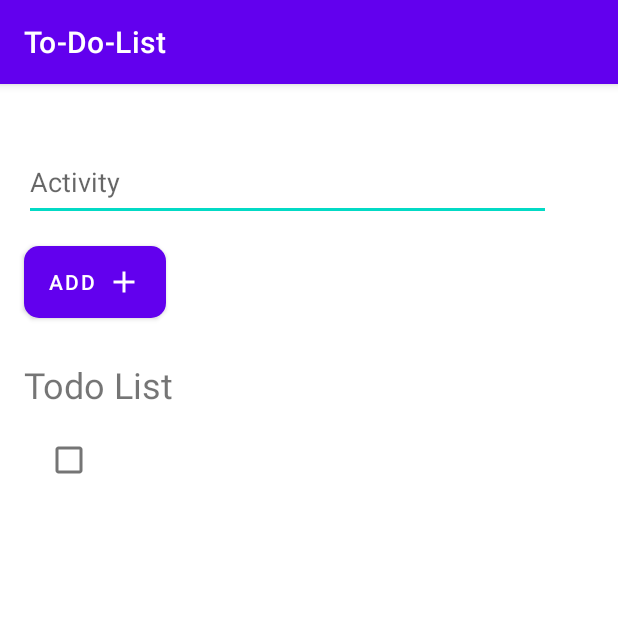
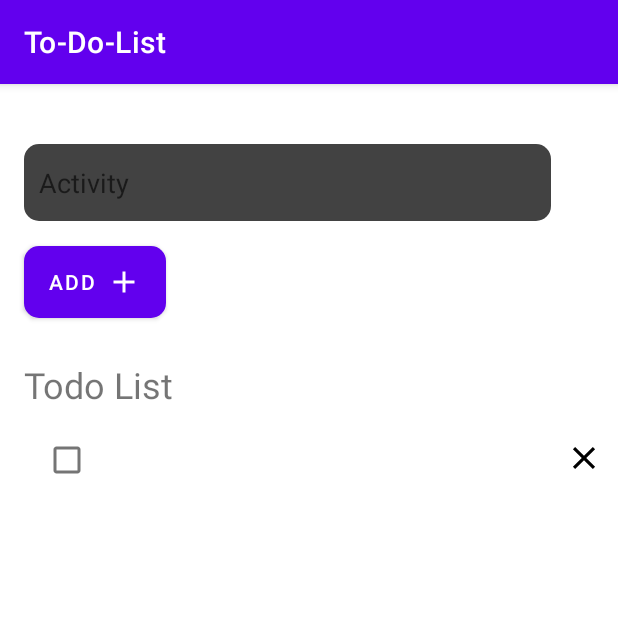
Before and after one commit to AazamJutt/Mobile-Computing, an Android app: the screen it shows after launch (MainActivity), after a tap on "ADD", on a phone screen of 412 x 824 dp, the top half of it. Run offline under Robolectric (Android 15) with nearby library versions, the phone set to English and light mode, and no system bars.

Commit message:
added remove task functionality

```diff
--- a/app/src/main/java/com/example/to_do_list/MainActivity.java
+++ b/app/src/main/java/com/example/to_do_list/MainActivity.java
@@ -9,6 +9,7 @@ import android.view.View;
 import android.widget.Button;
 import android.widget.CheckBox;
 import android.widget.EditText;
+import android.widget.ImageView;
 import android.widget.LinearLayout;
 import android.widget.TextView;
 
@@ -48,6 +49,18 @@ public class MainActivity extends AppCompatActivity implements View.OnClickListe
         checkBox.setChecked(new_activity.getStaus());
         textInfo.setText("");
         todoList.addView(todoActivity);
+        ImageView imageClose = (ImageView)todoActivity.findViewById(R.id.image_remove);
+        imageClose.setOnClickListener(new View.OnClickListener() {
+            @Override
+            public void onClick(View v) {
+                removeView(todoActivity);
+            }
+        });
+
+    }
+    private void removeView(View view){
+        todoList.removeView(view);
+
     }
 
     public void readData(String filename){
--- /dev/null
+++ b/app/src/main/res/drawable/ic_close.xml
@@ -0,0 +1,5 @@
+<vector android:height="24dp" android:tint="#FFFFFF"
+    android:viewportHeight="24.0" android:viewportWidth="24.0"
+    android:width="24dp" xmlns:android="http://schemas.android.com/apk/res/android">
+    <path android:fillColor="#FF000000" android:pathData="M19,6.41L17.59,5 12,10.59 6.41,5 5,6.41 10.59,12 5,17.59 6.41,19 12,13.41 17.59,19 19,17.59 13.41,12z"/>
+</vector>
--- /dev/null
+++ b/app/src/main/res/drawable/round_grey.xml
@@ -0,0 +1,5 @@
+<?xml version="1.0" encoding="utf-8"?>
+<shape xmlns:android="http://schemas.android.com/apk/res/android">
+    <solid android:color="@color/cardview_dark_background"></solid>
+    <corners android:radius="10dp"></corners>
+</shape>
--- a/app/src/main/res/layout/activity_main.xml
+++ b/app/src/main/res/layout/activity_main.xml
@@ -11,6 +11,10 @@
         android:id="@+id/activityInfo"
         android:layout_width="351dp"
         android:layout_height="51dp"
+        android:layout_marginLeft="10dp"
+        android:layout_marginRight="5dp"
+        android:paddingLeft="10dp"
+        android:background="@drawable/round_grey"
         android:layout_marginStart="16dp"
         android:layout_marginTop="40dp"
         android:ems="10"
--- a/app/src/main/res/layout/todo_activity.xml
+++ b/app/src/main/res/layout/todo_activity.xml
@@ -1,5 +1,6 @@
 <?xml version="1.0" encoding="utf-8"?>
 <LinearLayout xmlns:android="http://schemas.android.com/apk/res/android"
+    xmlns:app="http://schemas.android.com/apk/res-auto"
     android:layout_width="match_parent"
     android:layout_height="wrap_content"
     android:orientation="horizontal"
@@ -18,9 +19,19 @@
 
     <TextView
         android:id="@+id/activity_info"
-        android:layout_width="match_parent"
+        android:layout_width="390dp"
         android:layout_height="wrap_content"
         android:layout_weight="1"
         android:text="Some Text"
         android:textSize="20sp" />
+
+    <ImageView
+        android:id="@+id/image_remove"
+        android:layout_width="25dp"
+        android:layout_height="25dp"
+        android:layout_marginRight="10dp"
+        android:layout_marginLeft="5dp"
+        android:layout_gravity="center_vertical"
+        android:src="@drawable/ic_close"
+        app:tint="@color/black" />
 </LinearLayout>
```
